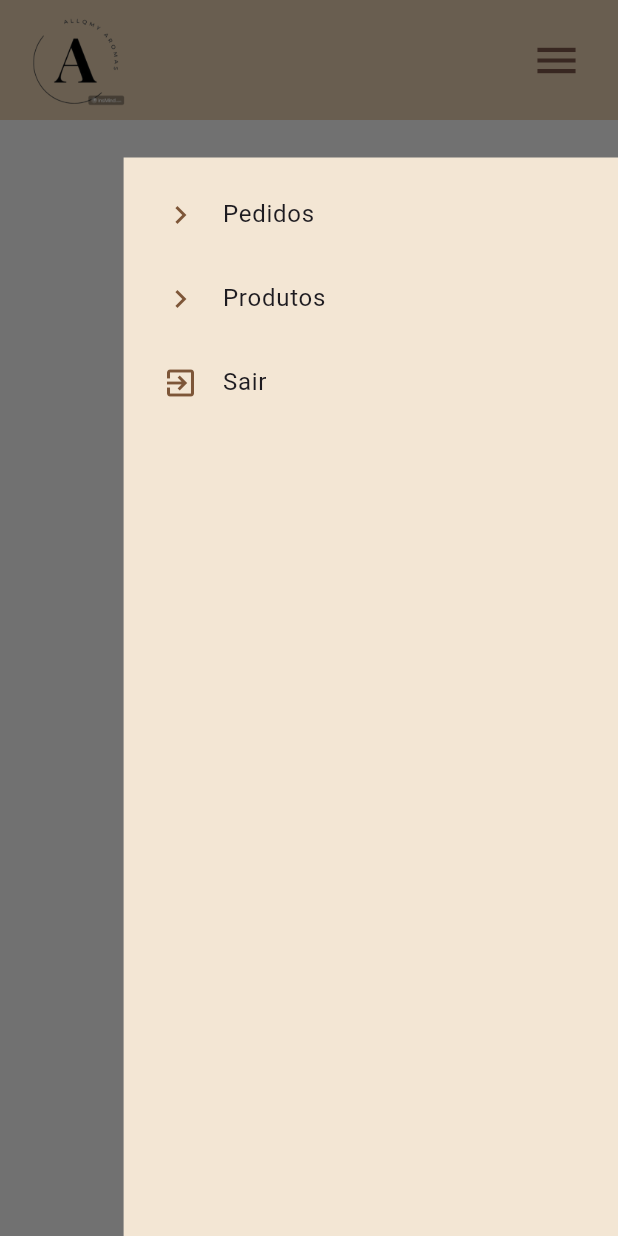
After one commit to deboragoncalves/college-catolica-sc, a Flutter app: the MenuPage screen opened directly, after a tap on the "menu" icon, on a phone screen of 412 x 824 dp. The commit adds this screen. Run offline on Flutter 3.47's test engine with Material 3 defaults, Android fonts, the phone set to English and light mode, and no system bars; our stand-ins replace cloud_firestore, firebase_core; accounts and stored records are empty.

Commit message:
Criar layout header - Flutter - Projeto PEX - CatolicaSC

```diff
--- a/fifth-semester/projeto_pex/lib/pages/login_page.dart
+++ b/fifth-semester/projeto_pex/lib/pages/login_page.dart
@@ -1,4 +1,5 @@
 import 'package:flutter/material.dart';
+import 'package:projeto_pex/pages/menu_page.dart';
 import 'package:projeto_pex/pages/token_page.dart';
 
 class LoginPage extends StatelessWidget {
@@ -23,8 +24,11 @@ class LoginPage extends StatelessWidget {
     } else if (!isPasswordValid) {
       _showDialog(context, 'A senha deve ter pelo menos 8 caracteres.');
     } else {
-      // Se as validações passarem, navegue para a próxima página
-      print('Email e senha válidos');
+      Navigator.push(
+        context,
+        MaterialPageRoute(
+            builder: (context) => MenuPage()),
+      );
     }
   }
 
@@ -174,7 +178,8 @@ class LoginPage extends StatelessWidget {
                   Navigator.push(
                     context,
                     MaterialPageRoute(
-                        builder: (context) => TokenPage(email: _emailController.text)),
+                        builder: (context) =>
+                            TokenPage(email: _emailController.text)),
                   );
                 },
                 child: Text(
--- /dev/null
+++ b/fifth-semester/projeto_pex/lib/pages/menu_page.dart
@@ -0,0 +1,110 @@
+import 'package:flutter/material.dart';
+import 'package:projeto_pex/pages/login_page.dart';
+
+class MenuPage extends StatelessWidget {
+  final GlobalKey<ScaffoldState> _scaffoldKey = GlobalKey<ScaffoldState>();
+
+  @override
+  Widget build(BuildContext context) {
+    return Scaffold(
+      key: _scaffoldKey,
+      appBar: AppBar(
+        backgroundColor: Color(0xFFE5CDAE),
+        automaticallyImplyLeading: false,
+        toolbarHeight: 80,
+        title: Padding(
+          padding: const EdgeInsets.symmetric(vertical: 10),
+          child: Row(
+            mainAxisAlignment: MainAxisAlignment.spaceBetween,
+            children: [
+              Image.asset(
+                'assets/logo-menor.png',
+                height: 70,
+                width: 70,
+              ),
+              IconButton(
+                icon: Icon(Icons.menu, color: Colors.brown),
+                iconSize: 34,
+                onPressed: () {
+                  _showMenuList(context);
+                },
+              ),
+            ],
+          ),
+        ),
+      ),
+      body: Center(
+        child: Text('Teste'),
+      ),
+    );
+  }
+
+  void _showMenuList(BuildContext context) {
+    showModalBottomSheet(
+      context: context,
+      isScrollControlled: true,
+      backgroundColor: Colors.transparent,
+      isDismissible: true,
+      enableDrag: true,
+      builder: (BuildContext context) {
+        return Stack(
+          children: [
+            GestureDetector(
+              onTap: () {
+                Navigator.of(context).pop();
+              },
+              child: Container(
+                color: Colors.transparent,
+                width: double.infinity,
+                height: MediaQuery.of(context).size.height,
+              ),
+            ),
+            Align(
+              alignment: Alignment.bottomRight,
+              child: Container(
+                padding: EdgeInsets.all(10),
+                width: MediaQuery.of(context).size.width * 0.8,
+                height: MediaQuery.of(context).size.height - 105,
+                decoration: BoxDecoration(
+                  color: Color(0xFFF3E6D4),
+                ),
+                child: Column(
+                  mainAxisSize: MainAxisSize.min,
+                  children: <Widget>[
+                    ListTile(
+                      leading:
+                          Icon(Icons.chevron_right, color: Color(0xFF7D5638), size: 24),
+                      title: Text('Pedidos'),
+                      onTap: () {
+                        Navigator.pop(context);
+                      },
+                    ),
+                    ListTile(
+                      leading:
+                          Icon(Icons.chevron_right, color: Color(0xFF7D5638), size: 24),
+                      title: Text('Produtos'),
+                      onTap: () {
+                        Navigator.pop(context);
+                      },
+                    ),
+                    ListTile(
+                      leading:
+                          Icon(Icons.exit_to_app, color: Color(0xFF7D5638)),
+                      title: Text('Sair'),
+                      onTap: () {
+                        Navigator.push(
+                          context,
+                          MaterialPageRoute(builder: (context) => LoginPage()),
+                        );
+                      },
+                    ),
+                  ],
+                ),
+              ),
+            ),
+          ],
+        );
+      },
+    );
+  }
+}
--- a/fifth-semester/projeto_pex/pubspec.yaml
+++ b/fifth-semester/projeto_pex/pubspec.yaml
@@ -20,3 +20,4 @@ flutter:
   uses-material-design: true
   assets:
     - assets/logo.jpeg
+    - assets/logo-menor.png
```
Also changed, not shown: fifth-semester/projeto_pex/assets/logo-menor.png (added).
